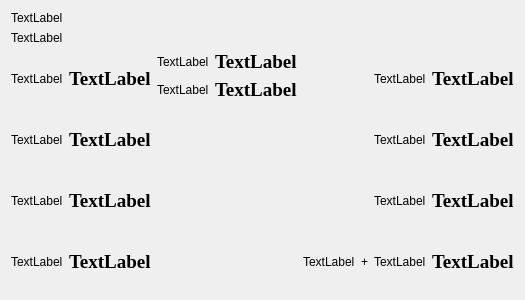
qinxingying/hello-word, file phascan_view/ui/dialog/dialogkeyboardhelp.ui: the form before one commit.
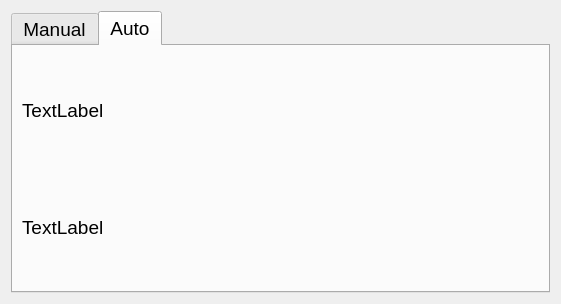
The form after the commit. Icons and pictures are not drawn.

Commit message: 修改界面

Patch:
```diff
--- a/phascan_view/ui/dialog/dialogkeyboardhelp.ui
+++ b/phascan_view/ui/dialog/dialogkeyboardhelp.ui
@@ -6,8 +6,8 @@
    <rect>
     <x>0</x>
     <y>0</y>
-    <width>507</width>
-    <height>300</height>
+    <width>561</width>
+    <height>304</height>
    </rect>
   </property>
   <property name="windowTitle">
@@ -20,8 +20,30 @@
   <property name="whatsThis">
    <string notr="true"/>
   </property>
+  <layout class="QVBoxLayout" name="verticalLayout_4">
+   <item>
+    <widget class="QTabWidget" name="tabWidget">
+     <property name="font">
+      <font>
+       <pointsize>14</pointsize>
+      </font>
+     </property>
+     <property name="currentIndex">
+      <number>1</number>
+     </property>
+     <widget class="QWidget" name="normal">
+      <property name="font">
+       <font>
+        <pointsize>9</pointsize>
+       </font>
+      </property>
+      <attribute name="title">
+       <string>Manual</string>
+      </attribute>
   <layout class="QVBoxLayout" name="verticalLayout_3">
    <item>
+        <layout class="QVBoxLayout" name="verticalLayout_5">
+         <item>
     <widget class="QLabel" name="labelLogo">
      <property name="text">
       <string>TextLabel</string>
@@ -321,6 +343,33 @@
       </layout>
      </item>
     </layout>
+         </item>
+        </layout>
+       </item>
+      </layout>
+     </widget>
+     <widget class="QWidget" name="analysis">
+      <attribute name="title">
+       <string>Auto</string>
+      </attribute>
+      <layout class="QVBoxLayout" name="verticalLayout_6">
+       <item>
+        <widget class="QLabel" name="labelLogo_analysis">
+         <property name="text">
+          <string>TextLabel</string>
+         </property>
+        </widget>
+       </item>
+       <item>
+        <widget class="QLabel" name="labelKeyboard_analysis">
+         <property name="text">
+          <string>TextLabel</string>
+         </property>
+        </widget>
+       </item>
+      </layout>
+     </widget>
+    </widget>
    </item>
   </layout>
  </widget>
```
Lines whose indentation alone changed are shown as unchanged. The commit also changes 6 other files.
